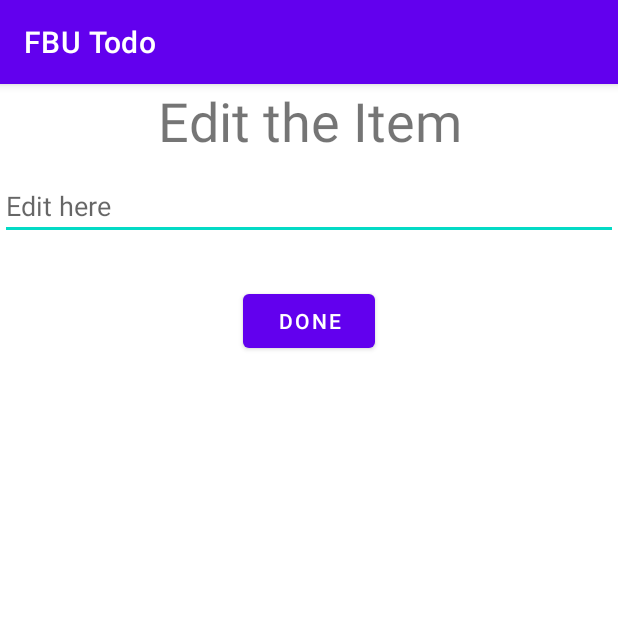
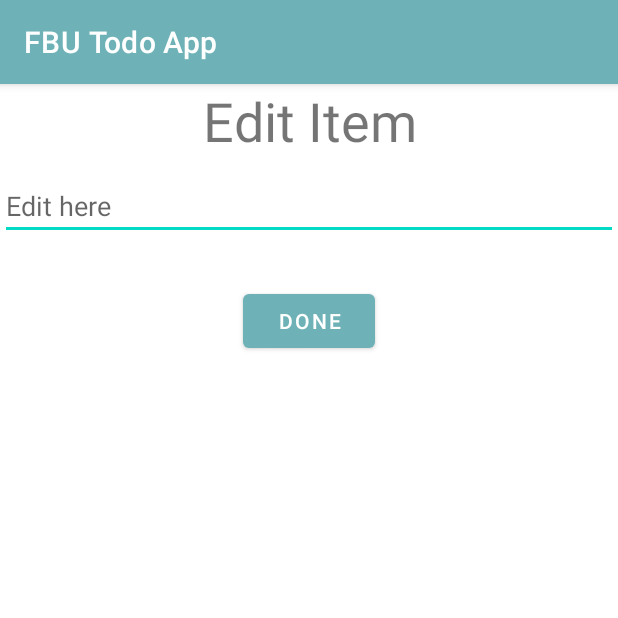
Before and after one commit to jmnguyen1999/FBU-Todo, an Android app: the EditActivity screen opened directly, with no data from a screen before it, on a phone screen of 412 x 824 dp, the top half of it. Run offline under Robolectric (Android 15) with nearby library versions, the phone set to English and light mode, and no system bars.

Commit message:
Re-organization of files

```diff
--- a/app/src/main/AndroidManifest.xml
+++ b/app/src/main/AndroidManifest.xml
@@ -9,8 +9,8 @@
         android:roundIcon="@mipmap/ic_launcher_round"
         android:supportsRtl="true"
         android:theme="@style/Theme.FBUTodo">
-        <activity android:name=".EditActivity"></activity>
-        <activity android:name=".MainActivity">
+        <activity android:name=".activities.EditActivity"></activity>
+        <activity android:name=".activities.MainActivity">
             <intent-filter>
                 <action android:name="android.intent.action.MAIN" />
 
--- a/app/src/main/java/com/example/fbutodo/EditActivity.java
+++ b/app/src/main/java/com/example/fbutodo/activities/EditActivity.java
@@ -1,4 +1,4 @@
-package com.example.fbutodo;
+package com.example.fbutodo.activities;
 
 import androidx.appcompat.app.AppCompatActivity;
 
@@ -7,6 +7,8 @@ import android.os.Bundle;
 import android.view.View;
 import android.widget.Button;
 import android.widget.EditText;
+
+import com.example.fbutodo.R;
 
 public class EditActivity extends AppCompatActivity {
     private static final String KEY_ITEM = "itemToEdit";
--- a/app/src/main/java/com/example/fbutodo/MainActivity.java
+++ b/app/src/main/java/com/example/fbutodo/activities/MainActivity.java
@@ -1,11 +1,10 @@
-package com.example.fbutodo;
+package com.example.fbutodo.activities;
 
 import androidx.annotation.Nullable;
 import androidx.appcompat.app.AppCompatActivity;
 import androidx.recyclerview.widget.LinearLayoutManager;
 import androidx.recyclerview.widget.RecyclerView;
 
-import android.content.ClipData;
 import android.content.Intent;
 import android.os.Bundle;
 import android.util.Log;
@@ -14,6 +13,7 @@ import android.widget.Button;
 import android.widget.EditText;
 import android.widget.Toast;
 
+import com.example.fbutodo.R;
 import com.example.fbutodo.adapters.ItemsAdapter;
 
 import org.apache.commons.io.FileUtils;
--- a/app/src/main/res/layout/activity_edit.xml
+++ b/app/src/main/res/layout/activity_edit.xml
@@ -5,14 +5,14 @@
     android:layout_width="match_parent"
     android:orientation="vertical"
     android:layout_height="match_parent"
-    tools:context=".EditActivity">
+    tools:context=".activities.EditActivity">
 
     <TextView
         android:id="@+id/tvTitle"
         android:layout_width="wrap_content"
         android:layout_height="wrap_content"
         android:layout_gravity="center_horizontal"
-        android:text="Edit the Item"
+        android:text="@string/edit_title"
         android:textAlignment="center"
         android:textSize="36sp" />
 
@@ -22,7 +22,7 @@
         android:layout_height="wrap_content"
         android:layout_marginTop="10dp"
         android:ems="10"
-        android:hint="Edit here"
+        android:hint="@string/edit_hint"
         android:inputType="textPersonName" />
 
     <Button
@@ -31,6 +31,6 @@
         android:layout_height="wrap_content"
         android:layout_gravity="center_horizontal"
         android:layout_marginTop="30dp"
-        android:text="Done" />
+        android:text="@string/edit_button" />
 
 </LinearLayout>
--- a/app/src/main/res/layout/activity_main.xml
+++ b/app/src/main/res/layout/activity_main.xml
@@ -5,7 +5,7 @@
     android:layout_width="match_parent"
     android:layout_height="match_parent"
     android:orientation="vertical"
-    tools:context=".MainActivity">
+    tools:context=".activities.MainActivity">
 
     <androidx.recyclerview.widget.RecyclerView
         android:id="@+id/rvItems"
@@ -20,7 +20,7 @@
         android:layout_alignParentBottom="true"
         android:layout_marginEnd="0dp"
         android:layout_marginBottom="0dp"
-        android:text="add" />
+        android:text="@string/main_button" />
 
     <EditText
         android:id="@+id/etItems"
@@ -33,7 +33,7 @@
         android:layout_marginBottom="0dp"
         android:layout_toStartOf="@+id/btnAdd"
         android:ems="10"
-        android:hint="Enter item here!"
+        android:hint="@string/main_hint"
         android:inputType="textPersonName" />
 
 </RelativeLayout>
--- a/app/src/main/res/values/colors.xml
+++ b/app/src/main/res/values/colors.xml
@@ -7,4 +7,6 @@
     <color name="teal_700">#FF018786</color>
     <color name="black">#FF000000</color>
     <color name="white">#FFFFFFFF</color>
+
+    <color name="my_blue">#6EB2B7</color>
 </resources>
--- a/app/src/main/res/values/strings.xml
+++ b/app/src/main/res/values/strings.xml
@@ -1,3 +1,8 @@
 <resources>
-    <string name="app_name">FBU Todo</string>
+    <string name="app_name">FBU Todo App</string>
+    <string name="main_button">Add</string>
+    <string name="main_hint">Enter item here!</string>
+    <string name="edit_title">Edit Item</string>
+    <string name="edit_hint">Edit here</string>
+    <string name="edit_button">Done</string>
 </resources>
--- a/app/src/main/res/values/themes.xml
+++ b/app/src/main/res/values/themes.xml
@@ -2,8 +2,8 @@
     <!-- Base application theme. -->
     <style name="Theme.FBUTodo" parent="Theme.MaterialComponents.DayNight.DarkActionBar">
         <!-- Primary brand color. -->
-        <item name="colorPrimary">@color/purple_500</item>
-        <item name="colorPrimaryVariant">@color/purple_700</item>
+        <item name="colorPrimary">@color/my_blue</item>
+        <item name="colorPrimaryVariant">@color/my_blue</item>
         <item name="colorOnPrimary">@color/white</item>
         <!-- Secondary brand color. -->
         <item name="colorSecondary">@color/teal_200</item>
```
